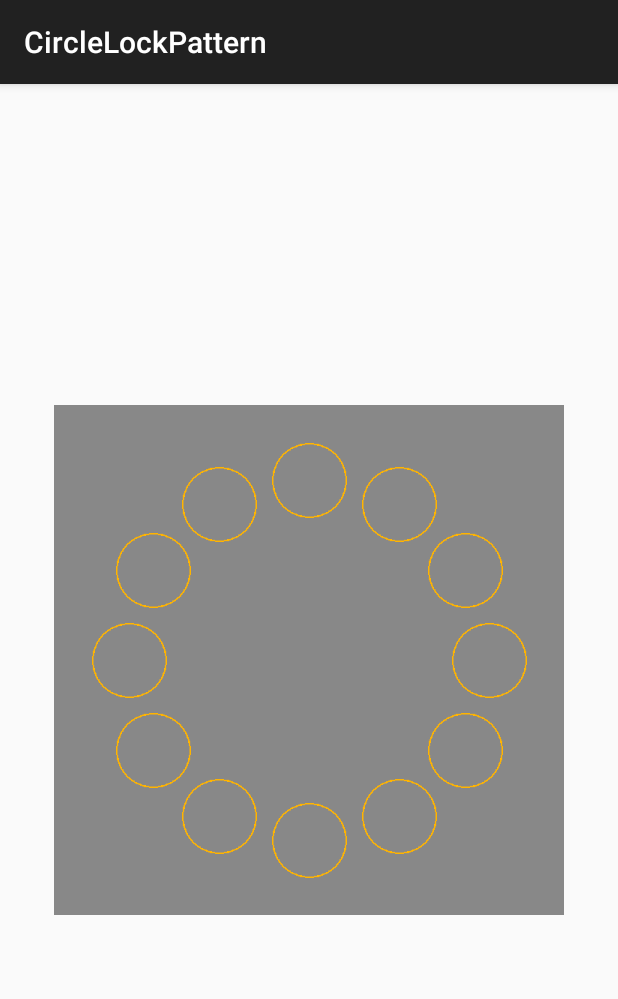
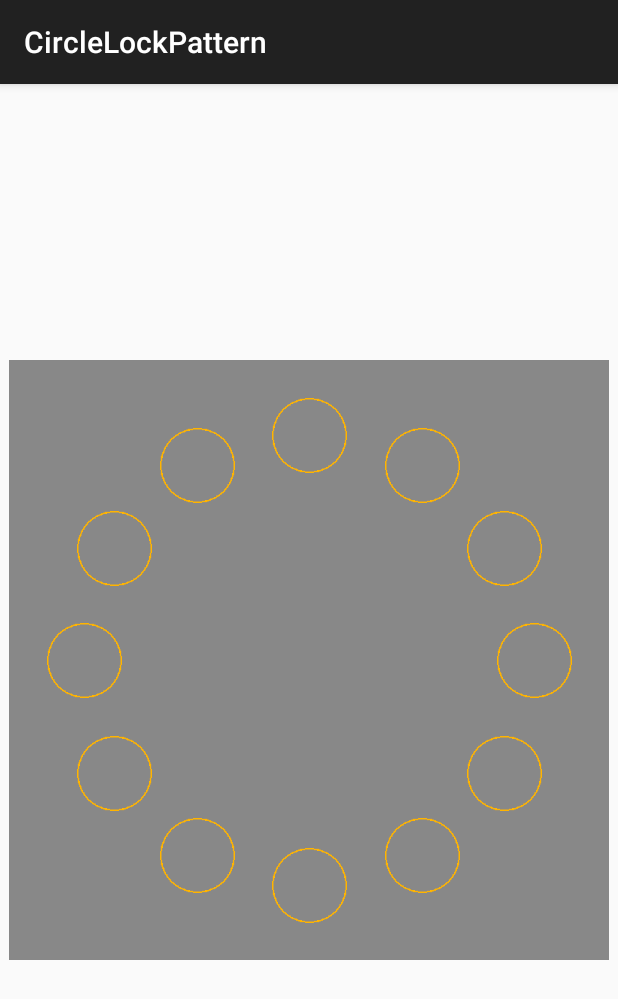
Before and after one commit to wangjia55/CircleLockPattern, an Android app: the screen it shows after launch (MainActivity), on a phone screen of 412 x 824 dp. Shown: the top 999 px of the screen. Run offline under Robolectric (Android 15) with nearby library versions, the phone set to English and light mode, and no system bars.

Commit message:
将部分变量的值通过自定义的属性引入

```diff
--- a/app/src/main/java/com/jacob/circle/lock/LockPatternView.java
+++ b/app/src/main/java/com/jacob/circle/lock/LockPatternView.java
@@ -1,6 +1,7 @@
 package com.jacob.circle.lock;
 
 import android.content.Context;
+import android.content.res.TypedArray;
 import android.graphics.Bitmap;
 import android.graphics.BitmapFactory;
 import android.graphics.Canvas;
@@ -27,7 +28,7 @@ public class LockPatternView extends View {
     private Bitmap mBitmapError;
 
     //12个点组成一个圆形
-    public static final int COUNT = 12;
+    public static int COUNT = 12;
 
     public static final int MIN_SIZE = 5;
 
@@ -54,21 +55,24 @@ public class LockPatternView extends View {
     //用于绘制触摸过程中的线
     private Paint mPathPaint = new Paint();
 
-    private static final int COLOR_NORMAL = Color.parseColor("#7fb400");
+    private static final int COLOR_NORMAL = Color.parseColor("#7fff9e00");
     private static final int COLOR_ERROR = Color.parseColor("#7ffb6760");
 
     public LockPatternView(Context context) {
-        super(context);
-        initView();
+        this(context, null);
     }
 
     public LockPatternView(Context context, AttributeSet attrs) {
-        super(context, attrs);
-        initView();
+        this(context, attrs, 0);
     }
 
     public LockPatternView(Context context, AttributeSet attrs, int defStyleAttr) {
         super(context, attrs, defStyleAttr);
+        TypedArray typedArray = context.obtainStyledAttributes(attrs, R.styleable.LockPatternView);
+        RADIUS = typedArray.getDimensionPixelSize(R.styleable.LockPatternView_radius, RADIUS);
+        COUNT = typedArray.getInteger(R.styleable.LockPatternView_number, 9);
+        mPointList = new Point[COUNT];
+        typedArray.recycle();
         initView();
     }
 
@@ -195,7 +199,7 @@ public class LockPatternView extends View {
             } else if (mSelectPoints.size() < MIN_SIZE && mSelectPoints.size() > 0) {
                 //绘制错误
                 errorPoint();
-            }else{
+            } else {
                 //绘制成功
             }
         }
--- a/app/src/main/res/layout/activity_main.xml
+++ b/app/src/main/res/layout/activity_main.xml
@@ -1,4 +1,5 @@
 <RelativeLayout xmlns:android="http://schemas.android.com/apk/res/android"
+                xmlns:circle="http://schemas.android.com/apk/res-auto"
                 xmlns:tools="http://schemas.android.com/tools"
                 android:layout_width="match_parent"
                 android:layout_height="match_parent"
@@ -7,6 +8,8 @@
     <com.jacob.circle.lock.LockPatternView
         android:layout_width="wrap_content"
         android:layout_height="wrap_content"
-        android:layout_centerInParent="true"/>
+        android:layout_centerInParent="true"
+        circle:number="12"
+        circle:radius="150dp"/>
 
 </RelativeLayout>
```
Also changed, not shown: app/src/main/res/values/attrs.xml (added, +7 -0 lines).
